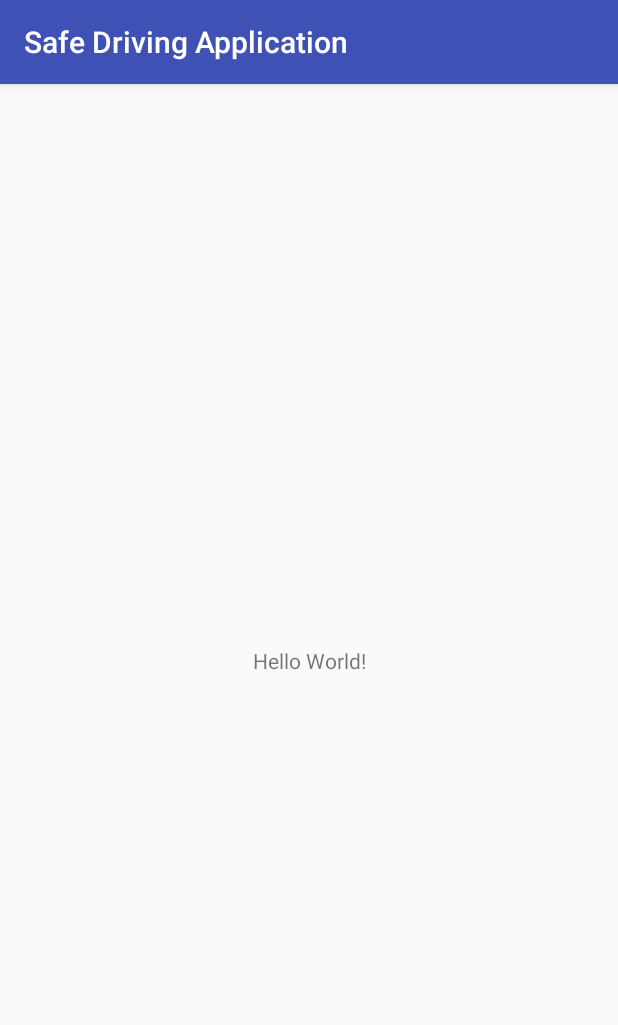
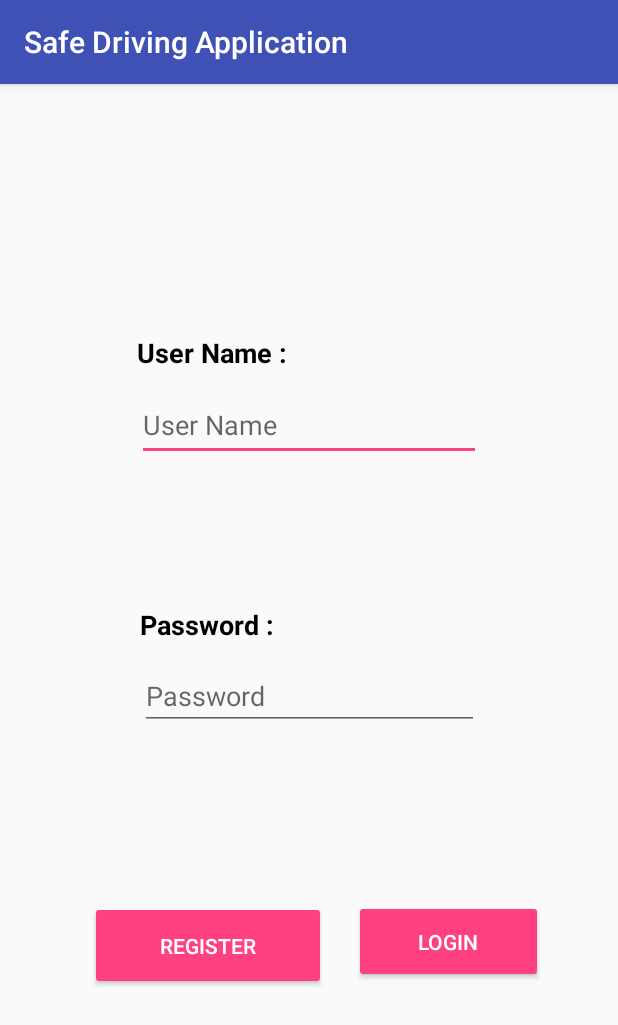
Before and after one commit to Suleiman-sk1404832/SafeDrivingApplication, an Android app: the screen it shows after launch (MainActivity), on a phone screen of 412 x 824 dp. Shown: the top 1025 px of the screen. Run offline under Robolectric (Android 15) with nearby library versions, the phone set to English and light mode, and no system bars; our stand-ins replace Firebase (no records; nobody signed in at launch, a user with empty details on screens opened directly).

Commit message:
Start working from here

```diff
--- a/app/build.gradle
+++ b/app/build.gradle
@@ -22,10 +22,12 @@ dependencies {
     implementation fileTree(dir: 'libs', include: ['*.jar'])
     implementation 'com.android.support:appcompat-v7:26.1.0'
     implementation 'com.android.support.constraint:constraint-layout:1.0.2'
+    implementation 'com.google.firebase:firebase-database:11.8.0'
     testImplementation 'junit:junit:4.12'
     androidTestImplementation 'com.android.support.test:runner:1.0.1'
     androidTestImplementation 'com.android.support.test.espresso:espresso-core:3.0.1'
     compile 'com.google.firebase:firebase-core:11.8.0'
 }
 
+
 apply plugin: 'com.google.gms.google-services'
--- a/app/src/main/AndroidManifest.xml
+++ b/app/src/main/AndroidManifest.xml
@@ -9,7 +9,7 @@
         android:roundIcon="@mipmap/ic_launcher_round"
         android:supportsRtl="true"
         android:theme="@style/AppTheme">
-        <activity android:name=".MainActivity">
+        <activity android:name=".activities.MainActivity">
             <intent-filter>
                 <action android:name="android.intent.action.MAIN" />
 
--- a/app/src/main/java/qa/edu/qu/cmps312/safedrivingapplication/MainActivity.java
+++ /dev/null
@@ -1,13 +0,0 @@
-package qa.edu.qu.cmps312.safedrivingapplication;
-
-import android.support.v7.app.AppCompatActivity;
-import android.os.Bundle;
-
-public class MainActivity extends AppCompatActivity {
-
-    @Override
-    protected void onCreate(Bundle savedInstanceState) {
-        super.onCreate(savedInstanceState);
-        setContentView(R.layout.activity_main);
-    }
-}
--- /dev/null
+++ b/app/src/main/java/qa/edu/qu/cmps312/safedrivingapplication/fragments/LoginFragment.java
@@ -0,0 +1,66 @@
+package qa.edu.qu.cmps312.safedrivingapplication.fragments;
+
+import android.content.Context;
+import android.os.Bundle;
+import android.support.annotation.Nullable;
+import android.support.v4.app.Fragment;
+import android.view.LayoutInflater;
+import android.view.View;
+import android.view.ViewGroup;
+import android.widget.Button;
+import android.widget.EditText;
+
+import qa.edu.qu.cmps312.safedrivingapplication.R;
+
+
+public class LoginFragment extends Fragment {
+
+    SuccessfulLogin successfulLogin;
+    Button login, register;
+    EditText username, password;
+
+    public LoginFragment() {
+    }
+
+    @Nullable
+    @Override
+    public View onCreateView(LayoutInflater inflater, @Nullable ViewGroup container, @Nullable Bundle savedInstanceState) {
+        View rootView = inflater.inflate(R.layout.login_fragment_layout, container, false);
+
+        login = rootView.findViewById(R.id.loginButton);
+        register = rootView.findViewById(R.id.registerButton);
+
+        username = rootView.findViewById(R.id.LusernameTV);
+        password = rootView.findViewById(R.id.LpasswordTV);
+
+        login.setOnClickListener(new View.OnClickListener() {
+            @Override
+            public void onClick(View v) {
+                successfulLogin.login(username.getText().toString(), password.getText().toString());
+
+            }
+        });
+
+        return rootView;
+    }
+
+    @Override
+    public void onAttach(Context context) {
+        super.onAttach(context);
+        try {
+            successfulLogin = (SuccessfulLogin) context;
+
+        } catch (ClassCastException e) {
+            throw new ClassCastException(context.toString()
+                    + " must implement successfull Login");
+        }
+    }
+
+    public interface SuccessfulLogin {
+        void login(String user, String pass);
+
+        void register();
+    }
+
+
+}
--- a/app/src/main/res/layout/activity_main.xml
+++ b/app/src/main/res/layout/activity_main.xml
@@ -1,18 +1,13 @@
 <?xml version="1.0" encoding="utf-8"?>
 <android.support.constraint.ConstraintLayout xmlns:android="http://schemas.android.com/apk/res/android"
-    xmlns:app="http://schemas.android.com/apk/res-auto"
     xmlns:tools="http://schemas.android.com/tools"
     android:layout_width="match_parent"
     android:layout_height="match_parent"
-    tools:context="qa.edu.qu.cmps312.safedrivingapplication.MainActivity">
+    tools:context="qa.edu.qu.cmps312.safedrivingapplication.activities.MainActivity">
 
-    <TextView
-        android:layout_width="wrap_content"
-        android:layout_height="wrap_content"
-        android:text="Hello World!"
-        app:layout_constraintBottom_toBottomOf="parent"
-        app:layout_constraintLeft_toLeftOf="parent"
-        app:layout_constraintRight_toRightOf="parent"
-        app:layout_constraintTop_toTopOf="parent" />
+    <FrameLayout
+        android:id="@+id/main_Activity_frame_layout"
+        android:layout_width="match_parent"
+        android:layout_height="match_parent"></FrameLayout>
 
 </android.support.constraint.ConstraintLayout>
--- a/app/src/main/res/layout/login_fragment_layout.xml
+++ b/app/src/main/res/layout/login_fragment_layout.xml
@@ -1,6 +1,89 @@
 <?xml version="1.0" encoding="utf-8"?>
-<android.support.constraint.ConstraintLayout
-    xmlns:android="http://schemas.android.com/apk/res/android" android:layout_width="match_parent"
+<android.support.constraint.ConstraintLayout xmlns:android="http://schemas.android.com/apk/res/android"
+    xmlns:app="http://schemas.android.com/apk/res-auto"
+    android:layout_width="match_parent"
     android:layout_height="match_parent">
 
+    <TextView
+        android:id="@+id/textView"
+        android:layout_width="wrap_content"
+        android:layout_height="wrap_content"
+        android:layout_marginBottom="91dp"
+        android:layout_marginTop="102dp"
+        android:text="User Name :"
+        android:textColor="@android:color/black"
+        android:textSize="18sp"
+        android:textStyle="bold"
+        app:layout_constraintBottom_toTopOf="@+id/textView2"
+        app:layout_constraintStart_toStartOf="@+id/LusernameTV"
+        app:layout_constraintTop_toTopOf="parent" />
+
+    <EditText
+        android:id="@+id/LusernameTV"
+        android:layout_width="229dp"
+        android:layout_height="47dp"
+        android:layout_marginBottom="66dp"
+        android:layout_marginTop="134dp"
+        android:ems="10"
+        android:hint="User Name"
+        android:inputType="textPersonName"
+        app:layout_constraintBottom_toTopOf="@+id/LpasswordTV"
+        app:layout_constraintEnd_toEndOf="parent"
+        app:layout_constraintStart_toStartOf="parent"
+        app:layout_constraintTop_toTopOf="parent" />
+
+    <TextView
+        android:id="@+id/textView2"
+        android:layout_width="wrap_content"
+        android:layout_height="wrap_content"
+        android:layout_marginBottom="107dp"
+        android:text="Password :"
+        android:textColor="@android:color/black"
+        android:textSize="18sp"
+        android:textStyle="bold"
+        app:layout_constraintBottom_toTopOf="@+id/registerButton"
+        app:layout_constraintStart_toStartOf="@+id/LpasswordTV"
+        app:layout_constraintTop_toBottomOf="@+id/textView" />
+
+    <EditText
+        android:id="@+id/LpasswordTV"
+        android:layout_width="226dp"
+        android:layout_height="44dp"
+        android:layout_marginBottom="43dp"
+        android:ems="10"
+        android:hint="Password"
+        android:inputType="textPassword"
+        app:layout_constraintBottom_toTopOf="@+id/loginButton"
+        app:layout_constraintEnd_toEndOf="parent"
+        app:layout_constraintStart_toStartOf="parent"
+        app:layout_constraintTop_toBottomOf="@+id/LusernameTV" />
+
+    <Button
+        android:id="@+id/loginButton"
+        style="@style/Widget.AppCompat.Button.Colored"
+        android:layout_width="126dp"
+        android:layout_height="55dp"
+        android:layout_marginBottom="99dp"
+        android:layout_marginEnd="46dp"
+        android:onClick="User_Login"
+        android:text="Login"
+        app:layout_constraintBottom_toBottomOf="parent"
+        app:layout_constraintEnd_toEndOf="parent"
+        app:layout_constraintStart_toEndOf="@+id/registerButton"
+        app:layout_constraintTop_toBottomOf="@+id/LpasswordTV" />
+
+    <Button
+        android:id="@+id/registerButton"
+        style="@style/Widget.AppCompat.Button.Colored"
+        android:layout_width="157dp"
+        android:layout_height="59dp"
+        android:layout_marginBottom="99dp"
+        android:layout_marginEnd="14dp"
+        android:layout_marginStart="56dp"
+        android:onClick="User_Register"
+        android:text="Register"
+        app:layout_constraintBottom_toBottomOf="parent"
+        app:layout_constraintEnd_toStartOf="@+id/loginButton"
+        app:layout_constraintStart_toStartOf="parent"
+        app:layout_constraintTop_toBottomOf="@+id/textView2" />
 </android.support.constraint.ConstraintLayout>
```
Also changed, not shown: app/src/main/java/qa/edu/qu/cmps312/safedrivingapplication/LoginFragment.java (deleted, +0 -25 lines), app/src/main/java/qa/edu/qu/cmps312/safedrivingapplication/activities/MainActivity.java (added, +125 -0 lines), app/src/main/java/qa/edu/qu/cmps312/safedrivingapplication/fragments/MainScreenFragment.java (added, +65 -0 lines), app/src/main/java/qa/edu/qu/cmps312/safedrivingapplication/models/Driver.java (added, +60 -0 lines), app/src/main/res/layout/menu_screen_fragment_layout.xml (added, +31 -0 lines).
